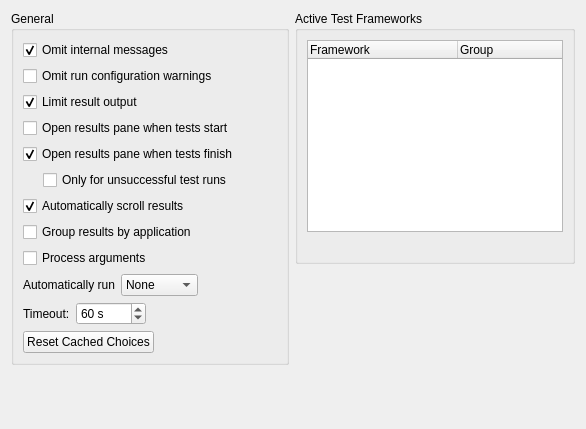
This is src/plugins/autotest/testsettingspage.ui in qt-creator/qt-creator as Qt 5 draws it before an edit. The edited form follows.
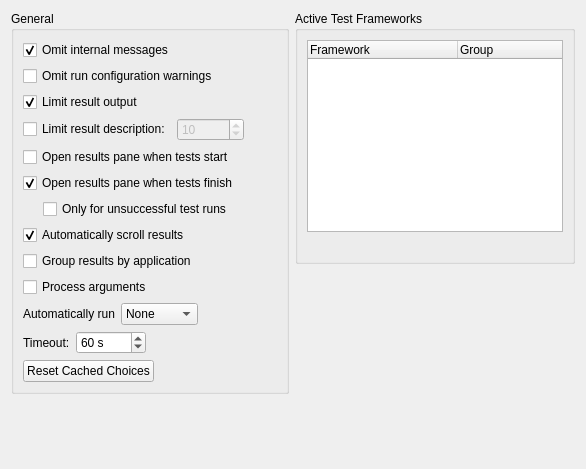
This is the edited form. Custom widgets are drawn as their Qt base class.

Commit message:
AutoTest: Add ability to limit test description
Test description is made of entire test output,
and if it is very big it can heavily limit
test output pane usability.
This commit adds option to limit description size.

Patch:
```diff
--- a/src/plugins/autotest/testsettingspage.ui
+++ b/src/plugins/autotest/testsettingspage.ui
@@ -7,7 +7,7 @@
     <x>0</x>
     <y>0</y>
     <width>586</width>
-    <height>429</height>
+    <height>469</height>
    </rect>
   </property>
   <property name="windowTitle">
@@ -60,6 +60,49 @@
             </property>
            </widget>
           </item>
+          <item>
+           <layout class="QHBoxLayout" name="horizontalLayout_4">
+            <item>
+             <widget class="QCheckBox" name="limitResultDescriptionCb">
+              <property name="toolTip">
+               <string>Limit number of lines shown in test result tooltip and description.</string>
+              </property>
+              <property name="text">
+               <string>Limit result description:</string>
+              </property>
+             </widget>
+            </item>
+            <item>
+             <widget class="QSpinBox" name="limitResultDescriptionSpinBox">
+              <property name="enabled">
+               <bool>false</bool>
+              </property>
+              <property name="minimum">
+               <number>1</number>
+              </property>
+              <property name="maximum">
+               <number>1000000</number>
+              </property>
+              <property name="value">
+               <number>10</number>
+              </property>
+             </widget>
+            </item>
+            <item>
+             <spacer name="horizontalSpacer_5">
+              <property name="orientation">
+               <enum>Qt::Horizontal</enum>
+              </property>
+              <property name="sizeHint" stdset="0">
+               <size>
+                <width>20</width>
+                <height>20</height>
+               </size>
+              </property>
+             </spacer>
+            </item>
+           </layout>
+          </item>
           <item>
            <widget class="QCheckBox" name="openResultsOnStartCB">
             <property name="toolTip">
```
The commit also changes 5 other files.
